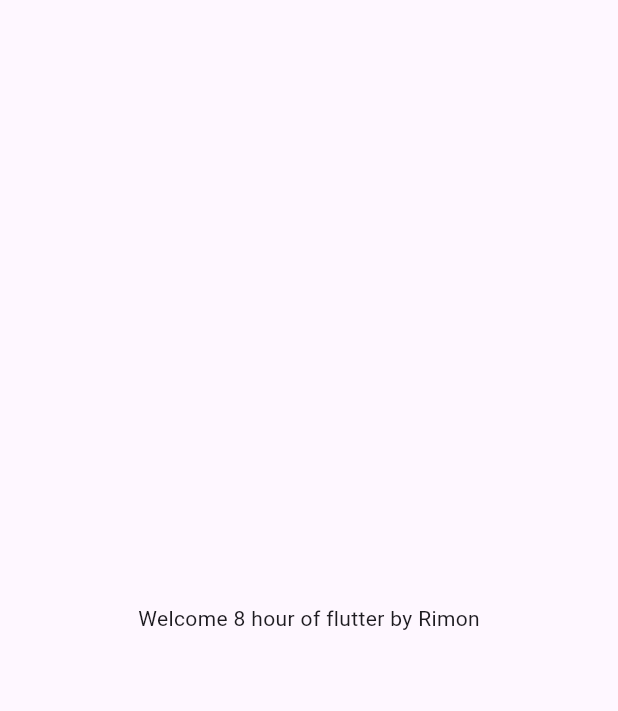
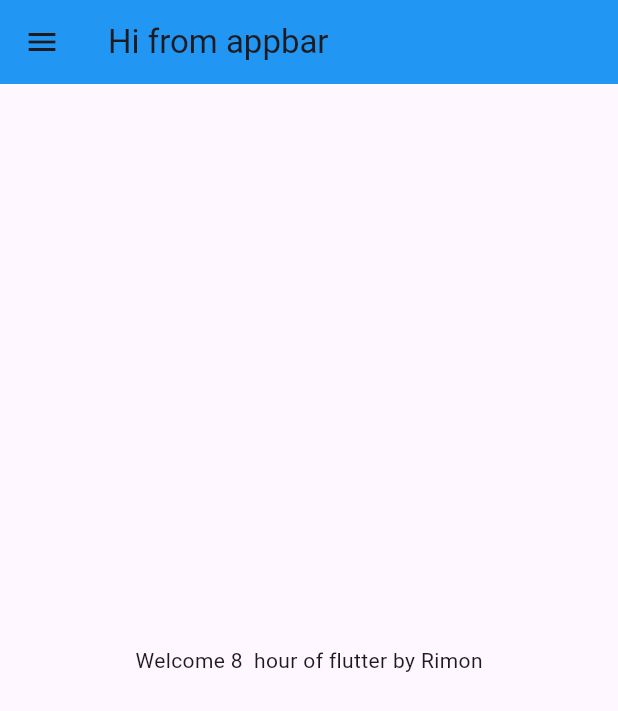
Before and after one commit to Miner1033/Flutter_codepur, a Flutter app: the screen it shows after launch, on a phone screen of 412 x 824 dp. Shown: the top 711 px of the screen. Run offline on Flutter 3.47's test engine with Material 3 defaults, Android fonts, the phone set to English and light mode, and no system bars.

Commit message:
second commit

```diff
--- /dev/null
+++ b/lib/home_page.dart
@@ -0,0 +1,26 @@
+import 'package:flutter/material.dart';
+
+
+class HomePage extends StatelessWidget {
+  const HomePage({super.key});
+
+  @override
+  Widget build(BuildContext context) {
+    int hour=8;
+    return Scaffold(
+
+      drawer: Drawer(
+        backgroundColor: Colors.white,
+      ),
+      appBar: AppBar(
+        backgroundColor: Colors.blue,
+        title: Text("Hi from appbar"),
+      ),
+      body: Center(
+        child: Container(
+          child: Text("Welcome ${hour}  hour of flutter by Rimon"),
+        ),
+      ),
+    );
+  }
+}
--- a/lib/main.dart
+++ b/lib/main.dart
@@ -1,6 +1,7 @@
 
 import 'package:flutter/cupertino.dart';
 import 'package:flutter/material.dart';
+import 'package:flutter_codepur_project/home_page.dart';
 
 void main()
 {
@@ -11,15 +12,10 @@ class  Myapp extends StatelessWidget {
 
   @override
   Widget build(BuildContext context) {
+     int hour=8;
     return MaterialApp(
       debugShowCheckedModeBanner: false,
-      home: Material(
-        child: Center(
-          child: Container(
-            child: Text("Welcome 8 hour of flutter by Rimon"),
-          ),
-        ),
-      ),
+      home:HomePage(),
     );
   }
 }
```
